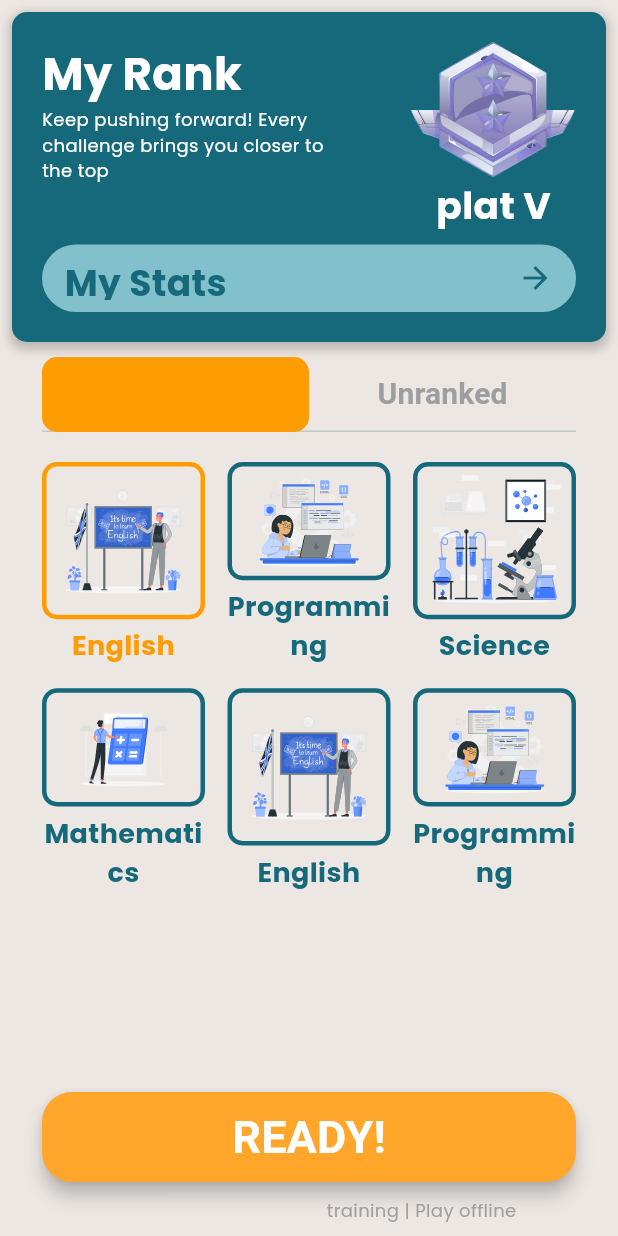
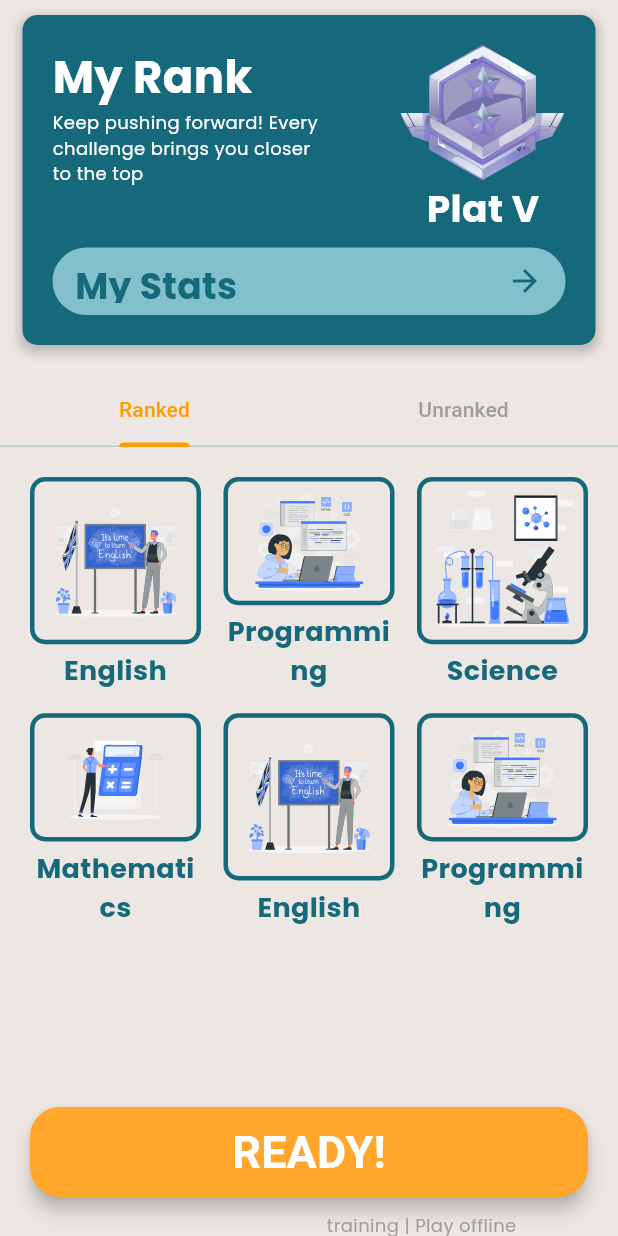
Before and after one commit to nhahub/NHA-229, a Flutter app: the ChallengesScreen widget shown alone on an empty page, opened directly, after a tap on "READY!", on a phone screen of 412 x 824 dp. Run offline on Flutter 3.47's test engine with Material 3 defaults, Android fonts, the phone set to English and light mode, and no system bars; our stand-ins replace cloud_firestore, firebase_auth, firebase_core, firebase_messaging, flutter_bloc, flutter_screenutil and 6 more; accounts and stored records are empty; Roboto replaces fonts that are missing (Bangers); project files that could hold a hidden picture were left out.

Commit message:
Implemented the challenges screen logic

```diff
--- a/lib/features/home/challenges/screens/action_area.dart
+++ b/lib/features/home/challenges/screens/action_area.dart
@@ -1,6 +1,12 @@
 import 'package:flutter/material.dart';
 
-Widget actionArea() {
+class ActionArea extends StatelessWidget {
+  final VoidCallback? onPressed;
+
+  const ActionArea({super.key, this.onPressed});
+
+  @override
+  Widget build(BuildContext context) {
     return Padding(
       padding: const EdgeInsets.only(left: 20, right: 20, bottom: 30, top: 20),
       child: Column(
@@ -9,7 +15,7 @@ Widget actionArea() {
             width: double.infinity,
             height: 60,
             child: ElevatedButton(
-              onPressed: () {},
+              onPressed: onPressed,
               style: ElevatedButton.styleFrom(
                 elevation: 5,
                 backgroundColor: const Color(0xFFFFA62B),
@@ -17,12 +23,16 @@ Widget actionArea() {
                   borderRadius: BorderRadius.circular(20),
                 ),
               ),
-              child: const Text("READY!",
+              child: const Text(
+                "READY!",
                 style: TextStyle(
                   fontSize: 30,
                   fontWeight: FontWeight.bold,
                   fontFamily: 'Bangers',
-                      color: Colors.white))),
+                  color: Colors.white,
+                ),
+              ),
+            ),
           ),
           const SizedBox(height: 10),
           const Padding(
@@ -32,10 +42,12 @@ Widget actionArea() {
               style: TextStyle(
                 fontSize: 12,
                 fontWeight: FontWeight.normal,
-                color: Color(0xFF9E9E9E)),
+                color: Color(0xFF9E9E9E),
               ),
-        )
+            ),
+          ),
         ],
       ),
     );
   }
+}
--- a/lib/features/home/challenges/screens/challenges_screen.dart
+++ b/lib/features/home/challenges/screens/challenges_screen.dart
@@ -2,29 +2,31 @@ import 'package:flutter/material.dart';
 import 'package:flutter_svg/svg.dart';
 import 'courses_grid.dart';
 import 'action_area.dart';
+import 'english_challenge_room.dart';
+import '../screens/coming_soon.dart';
 import 'rank_card.dart';
+import 'package:mostawak/features/stats_and_dashboard/stats_and_dashboard.dart';
 
 class ChallengesScreen extends StatefulWidget {
   const ChallengesScreen({super.key});
 
   @override
-  ChallengesScreenState createState() => ChallengesScreenState();
+  State<ChallengesScreen> createState() => _ChallengesScreenState();
 }
 
-class ChallengesScreenState extends State<ChallengesScreen>
+class _ChallengesScreenState extends State<ChallengesScreen>
     with SingleTickerProviderStateMixin {
   late TabController _tabController;
-
-  final Color selectedTabColor = const Color(0xFFFE9C04);
-  final Color unselectedTextColor = const Color(0xFF9E9E9E);
+  int selectedIndex = -1;
 
   @override
   void initState() {
     super.initState();
     _tabController = TabController(length: 2, vsync: this);
-
     _tabController.addListener(() {
-      setState(() {});
+      setState(() {
+        selectedIndex = -1; // يلغي الاختيار لما التاب يتغير
+      });
     });
   }
 
@@ -34,81 +36,88 @@ class ChallengesScreenState extends State<ChallengesScreen>
     super.dispose();
   }
 
-  Widget _buildCustomTabBar() {
-    return Container(
-      height: 50,
-      decoration: BoxDecoration(
-        // color: Colors.grey.shade100,
-        borderRadius: BorderRadius.circular(10),
-      ),
-      child: TabBar(
+  void _navigateToSelected() {
+    if (selectedIndex == -1) return;
+
+    // عند استخدام شبكة مكررة (6 عناصر)، نحسب المؤشر الأصلي عبر modulo
+    final baseIndex = selectedIndex % courses.length;
+    final selectedCourse = courses[baseIndex].title;
+
+    if (selectedCourse == "English") {
+      Navigator.push(
+        context,
+        MaterialPageRoute(builder: (_) => const EnglishChallengeRoomScreen()),
+      );
+    } else {
+      Navigator.push(
+        context,
+        MaterialPageRoute(builder: (_) => const ComingSoonScreen()),
+      );
+    }
+  }
+
+  Widget _buildTabBar() {
+    const selectedColor = Color(0xFFFE9C04);
+    const unselectedColor = Color(0xFF9E9E9E);
+
+    return TabBar(
       controller: _tabController,
-        indicatorWeight: 0.1,
-        indicator: BoxDecoration(
-          color: selectedTabColor.withValues(alpha: 200),
-          borderRadius: BorderRadius.circular(10),
-        ),
-        indicatorSize: TabBarIndicatorSize.tab,
-        tabs: [
-          Tab(
-            child: Text(
-              'Ranked',
-              style: TextStyle(
-                fontSize: 20,
-                fontWeight: FontWeight.bold,
-                color: _tabController.index == 0
-                    ? selectedTabColor
-                    : unselectedTextColor,
-              ),
-            ),
-          ),
-          Tab(
-            child: Text(
-              'Unranked',
-              style: TextStyle(
-                fontSize: 20,
-                fontWeight: FontWeight.bold,
-                color: _tabController.index == 1
-                    ? selectedTabColor
-                    : unselectedTextColor,
-              ),
-            ),
-          ),
+      indicatorColor: selectedColor,
+      tabs: const [
+        Tab(text: 'Ranked'),
+        Tab(text: 'Unranked'),
       ],
-      ),
+      labelColor: selectedColor,
+      unselectedLabelColor: unselectedColor,
     );
   }
 
   @override
   Widget build(BuildContext context) {
     return SingleChildScrollView(
-      child: Padding(
-        padding: const EdgeInsets.all(8.0),
       child: Column(
         children: [
-            RankCard(
-                rankText: "plat V",
-                rankIcon: SvgPicture.asset("assets/images/challenge_icon.svg"),
-                onButtonPressed: () {}),
           const SizedBox(height: 10),
           Padding(
-              padding: const EdgeInsets.symmetric(horizontal: 20.0),
-              child: _buildCustomTabBar(),
+            padding: const EdgeInsets.symmetric(horizontal: 15),
+            child: RankCard(
+              rankText: "Plat V",
+              rankIcon: SvgPicture.asset("assets/images/challenge_icon.svg"),
+              onButtonPressed: () {
+                Navigator.push(
+                  context,
+                  MaterialPageRoute(
+                    builder: (_) => const StatsAndDashboard(),
                   ),
+                );
+              },
+            ),
+          ),
+          const SizedBox(height: 20),
+          _buildTabBar(),
           const SizedBox(height: 20),
           SizedBox(
             height: 400,
             child: TabBarView(
               controller: _tabController,
               children: [
-                  CoursesGrid(courses: rankedCourses),
-                  CoursesGrid(courses: unrankedCourses),
+                CoursesGrid(
+                  selectedIndex: selectedIndex,
+                  onCourseSelected: (index) {
+                    setState(() => selectedIndex = index);
+                  },
+                ),
+                CoursesGrid(
+                  selectedIndex: selectedIndex,
+                  onCourseSelected: (index) {
+                    setState(() => selectedIndex = index);
+                  },
+                ),
               ],
             ),
           ),
-            actionArea(),
+          ActionArea(onPressed: _navigateToSelected),
         ],
-        ),
       ),
     );
   }
--- a/lib/features/home/challenges/screens/courses_grid.dart
+++ b/lib/features/home/challenges/screens/courses_grid.dart
@@ -8,35 +8,22 @@ class Course {
   Course(this.title, this.imagePath);
 }
 
-final List<Course> rankedCourses = [
+final List<Course> courses = [
   Course('English', 'assets/images/English.svg'),
   Course('Programming', 'assets/images/Programming.svg'),
   Course('Science', 'assets/images/Science.svg'),
   Course('Mathematics', 'assets/images/Mathematics.svg'),
-  Course('English', 'assets/images/English.svg'),
-  Course('Programming', 'assets/images/Programming.svg'),
 ];
 
-final List<Course> unrankedCourses = [
-  Course('English', 'assets/images/English.svg'),
-  Course('Programming', 'assets/images/Programming.svg'),
-  Course('Science', 'assets/images/Science.svg'),
-  Course('Mathematics', 'assets/images/Mathematics.svg'),
-  Course('English', 'assets/images/English.svg'),
-  Course('Programming', 'assets/images/Programming.svg'),
-];
+class CoursesGrid extends StatelessWidget {
+  final int selectedIndex;
+  final Function(int) onCourseSelected;
 
-class CoursesGrid extends StatefulWidget {
-  final List<Course> courses;
-
-  const CoursesGrid({super.key, required this.courses});
-
-  @override
-  State<CoursesGrid> createState() => _CoursesGridState();
-}
-
-class _CoursesGridState extends State<CoursesGrid> {
-  int selectedIndex = 0;
+  const CoursesGrid({
+    super.key,
+    required this.selectedIndex,
+    required this.onCourseSelected,
+  });
 
   @override
   Widget build(BuildContext context) {
@@ -50,24 +37,19 @@ class _CoursesGridState extends State<CoursesGrid> {
         crossAxisSpacing: 15.0,
         mainAxisSpacing: 15.0,
       ),
-      itemCount: widget.courses.length,
+      itemCount: 6,
       itemBuilder: (context, index) {
-        final course = widget.courses[index];
+        final course = courses[index % courses.length];
         final bool isSelected = index == selectedIndex;
 
         const Color selectedBorderColor = Color(0xFFFE9C04);
         const Color unselectedBorderColor = Color(0xFF16697B);
-        const Color textUnselectedColor = Color(0xFF16697B);
 
         return Column(
           children: [
             Expanded(
               child: InkWell(
-                onTap: () {
-                  setState(() {
-                    selectedIndex = index;
-                  });
-                },
+                onTap: () => onCourseSelected(index),
                 child: Container(
                   decoration: BoxDecoration(
                     borderRadius: BorderRadius.circular(10),
@@ -76,8 +58,11 @@ class _CoursesGridState extends State<CoursesGrid> {
                         : Border.all(color: unselectedBorderColor, width: 3.0),
                   ),
                   child: Center(
-                    child: SvgPicture.asset(course.imagePath,
-                        height: 180, width: 180),
+                    child: SvgPicture.asset(
+                      course.imagePath,
+                      height: 180,
+                      width: 180,
+                    ),
                   ),
                 ),
               ),
@@ -89,7 +74,7 @@ class _CoursesGridState extends State<CoursesGrid> {
               style: TextStyle(
                 fontSize: 18,
                 fontWeight: FontWeight.bold,
-                color: isSelected ? selectedBorderColor : textUnselectedColor,
+                color: isSelected ? selectedBorderColor : unselectedBorderColor,
               ),
             ),
           ],
--- a/lib/main.dart
+++ b/lib/main.dart
@@ -4,6 +4,8 @@ import 'package:flutter_localizations/flutter_localizations.dart';
 import 'package:flutter_screenutil/flutter_screenutil.dart';
 import 'package:firebase_core/firebase_core.dart';
 import 'package:mostawak/data/preferences/preference_manager.dart';
+import 'package:mostawak/features/home/challenges/screens/challenges_screen.dart';
+import 'package:mostawak/features/home/home/screens/main_screen.dart';
 import 'package:mostawak/features/profile/profile.dart';
 import 'package:mostawak/features/settings/controllers/language_controller.dart';
 import 'firebase_options.dart';
@@ -43,7 +45,7 @@ class MyApp extends StatelessWidget {
                 title: 'Flutter Demo',
                 debugShowCheckedModeBanner: false,
                 theme: LightTheme.theme(Locale(languageState)),
-                home: ProfilePage(),
+                home: const MainScreen(),
                 localizationsDelegates: const [
                   S.delegate,
                   GlobalMaterialLocalizations.delegate,
```
Also changed, not shown: lib/features/profile/profile.dart (+7 -21 lines). Lines whose indentation alone changed are shown as unchanged.
